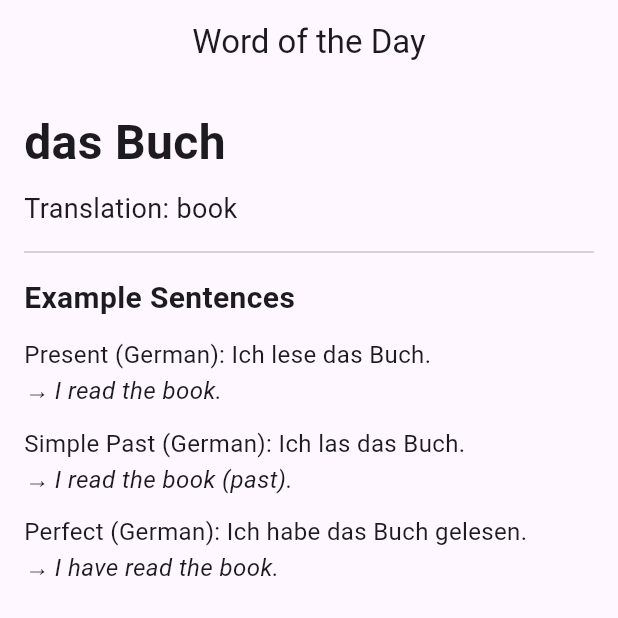
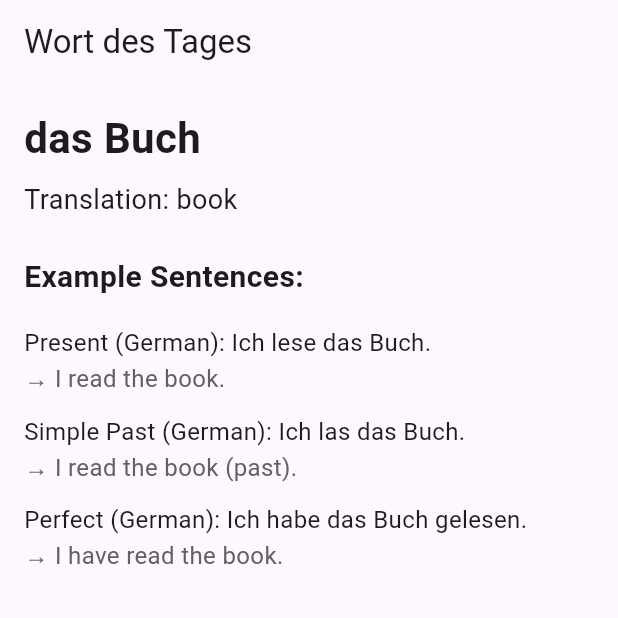
Before and after one commit to natedotdev/levelup, a Flutter app: the screen it shows after launch, on a phone screen of 412 x 824 dp, the top half of it. Run offline on Flutter 3.47's test engine with Material 3 defaults, Android fonts, the phone set to English and light mode, and no system bars.

Commit message:
Added a dart_list as word file and inserted it in main.dart

```diff
--- /dev/null
+++ b/lib/data/word_list.dart
@@ -0,0 +1,48 @@
+class GermanWord {
+  final String article;
+  final String word;
+  final String meaning;
+  final Map<String, String> examples;
+  final Map<String, String> translations;
+
+  GermanWord({
+    required this.article,
+    required this.word,
+    required this.meaning,
+    required this.examples,
+    required this.translations,
+  });
+}
+
+final List<GermanWord> wordList = [
+  GermanWord(
+    article: 'das',
+    word: 'Buch',
+    meaning: 'book',
+    examples: {
+      'Present': 'Ich lese das Buch.',
+      'Simple Past': 'Ich las das Buch.',
+      'Perfect': 'Ich habe das Buch gelesen.',
+    },
+    translations: {
+      'Present': 'I read the book.',
+      'Simple Past': 'I read the book (past).',
+      'Perfect': 'I have read the book.',
+    },
+  ),
+  GermanWord(
+    article: 'der',
+    word: 'Hund',
+    meaning: 'dog',
+    examples: {
+      'Present': 'Der Hund bellt laut.',
+      'Simple Past': 'Der Hund bellte laut.',
+      'Perfect': 'Der Hund hat laut gebellt.',
+    },
+    translations: {
+      'Present': 'The dog barks loudly.',
+      'Simple Past': 'The dog barked loudly.',
+      'Perfect': 'The dog has barked loudly.',
+    },
+  ),
+];
--- a/lib/main.dart
+++ b/lib/main.dart
@@ -1,9 +1,11 @@
 import 'package:flutter/material.dart';
+import 'data/word_list.dart'; // Importing wordfile dart list
 
 void main() {
-  runApp(const LevelUpApp());
+  runApp(LevelUpApp());
 }
 
+// Main app widget
 class LevelUpApp extends StatelessWidget {
   const LevelUpApp({super.key});
 
@@ -11,83 +13,88 @@ class LevelUpApp extends StatelessWidget {
   Widget build(BuildContext context) {
     return MaterialApp(
       title: 'LevelUp',
+      theme: ThemeData(
+        primarySwatch: Colors.blue,
+      ),
+      home: WordScreen(),
       debugShowCheckedModeBanner: false,
-      theme: ThemeData(
-        primarySwatch: Colors.indigo,
-      ),
-      home: const HomeScreen(),
     );
   }
 }
 
-class HomeScreen extends StatelessWidget {
-  const HomeScreen({super.key});
+// Word display screen
+class WordScreen extends StatelessWidget {
+  const WordScreen({super.key});
 
   @override
   Widget build(BuildContext context) {
-    // Dummy word of the day
-    final String word = "das Buch";
-    final String translation = "book";
-    final List<Map<String, String>> sentences = [
-      {
-        'tense': 'Present',
-        'german': 'Ich lese das Buch.',
-        'english': 'I read the book.',
-      },
-      {
-        'tense': 'Simple Past',
-        'german': 'Ich las das Buch.',
-        'english': 'I read the book (past).',
-      },
-      {
-        'tense': 'Perfect',
-        'german': 'Ich habe das Buch gelesen.',
-        'english': 'I have read the book.',
-      },
-    ];
+    final word = wordList[0]; // Use the first word for now
+    print('Building WordScreen with word: ${word.word}'); // debug print
 
     return Scaffold(
       appBar: AppBar(
-        title: const Text('Word of the Day'),
-        centerTitle: true,
+        title: Text('Wort des Tages'), // Word of the Day
       ),
-      body: Padding(
+      body: SingleChildScrollView(
         padding: const EdgeInsets.all(16.0),
         child: Column(
           crossAxisAlignment: CrossAxisAlignment.start,
           children: [
             Text(
-              word,
-              style: const TextStyle(fontSize: 32, fontWeight: FontWeight.bold),
+              '${word.article} ${word.word}',
+              style: TextStyle(fontSize: 28, fontWeight: FontWeight.bold),
             ),
-            const SizedBox(height: 8),
-            Text(
-              'Translation: $translation',
-              style: const TextStyle(fontSize: 18),
+            SizedBox(height: 8),
+            Text('Translation: ${word.meaning}', style: TextStyle(fontSize: 18)),
+            SizedBox(height: 24),
+            Text('Example Sentences:', style: TextStyle(fontSize: 20, fontWeight: FontWeight.w600)),
+            SizedBox(height: 12),
+            SentenceItem(
+              label: 'Present',
+              german: word.examples['Present'] ?? 'No example available',
+              english: word.translations['Present'] ?? 'No translation available',
             ),
-            const Divider(height: 32),
-            const Text(
-              'Example Sentences',
-              style: TextStyle(fontSize: 20, fontWeight: FontWeight.w600),
+            SentenceItem(
+              label: 'Simple Past',
+              german: word.examples['Simple Past'] ?? 'No example available',
+              english: word.translations['Simple Past'] ?? 'No translation available',
             ),
-            const SizedBox(height: 12),
-            ...sentences.map((s) => Column(
-                  crossAxisAlignment: CrossAxisAlignment.start,
-                  children: [
-                    Text(
-                      '${s['tense']} (German): ${s['german']}',
-                      style: const TextStyle(fontSize: 16),
-                    ),
-                    Text(
-                      '→ ${s['english']}',
-                      style: const TextStyle(fontSize: 16, fontStyle: FontStyle.italic),
-                    ),
-                    const SizedBox(height: 12),
-                  ],
-                )),
+            SentenceItem(
+              label: 'Perfect',
+              german: word.examples['Perfect'] ?? 'No example available',
+              english: word.translations['Perfect'] ?? 'No translation available',
+            ),
           ],
         ),
       ),
     );
   }
 }
+
+
+// Reusable widget for example sentences
+class SentenceItem extends StatelessWidget {
+  final String label;
+  final String german;
+  final String english;
+
+  const SentenceItem({super.key,
+    required this.label,
+    required this.german,
+    required this.english,
+  });
+
+  @override
+  Widget build(BuildContext context) {
+    return Padding(
+      padding: const EdgeInsets.symmetric(vertical: 6.0),
+      child: Column(
+        crossAxisAlignment: CrossAxisAlignment.start,
+        children: [
+          Text('$label (German): $german', style: TextStyle(fontSize: 16)),
+          Text('→ $english', style: TextStyle(fontSize: 16, color: Colors.grey[700])),
+        ],
+      ),
+    );
+  }
+}
```
